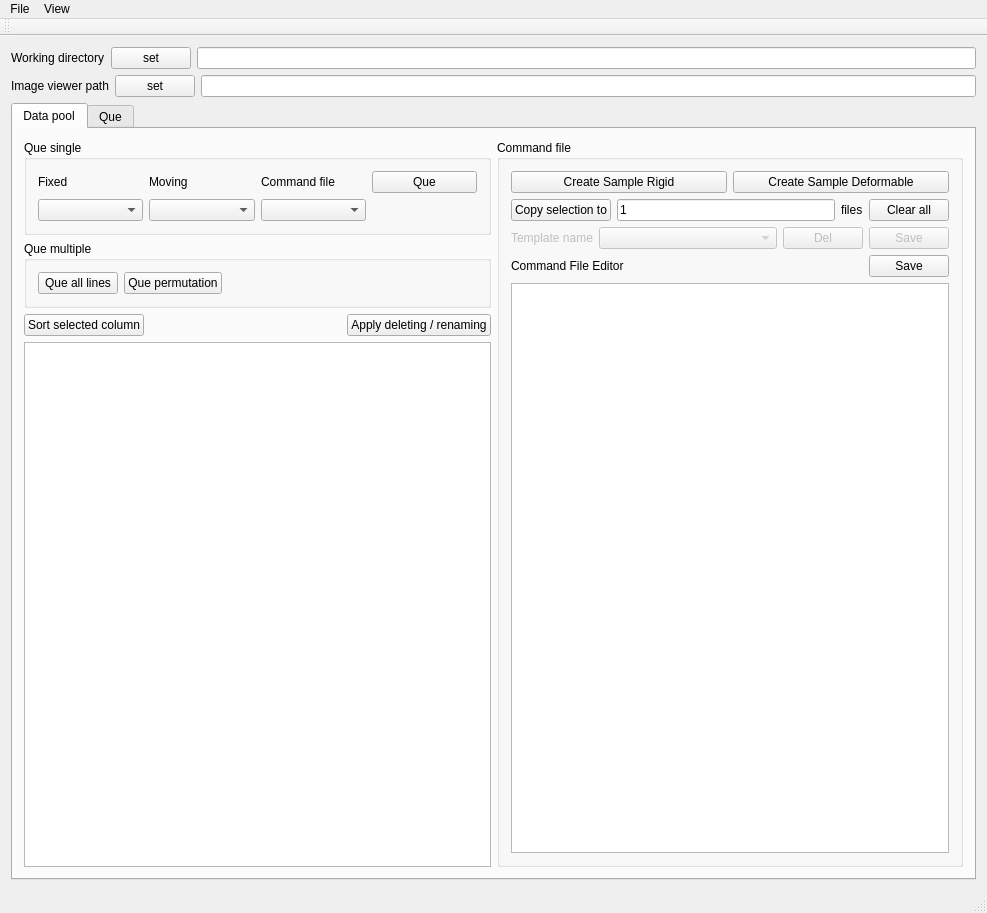
Old version of the form src/plastimatch/standalone/register_gui.ui in the repository agravgaard/Plastimatch.
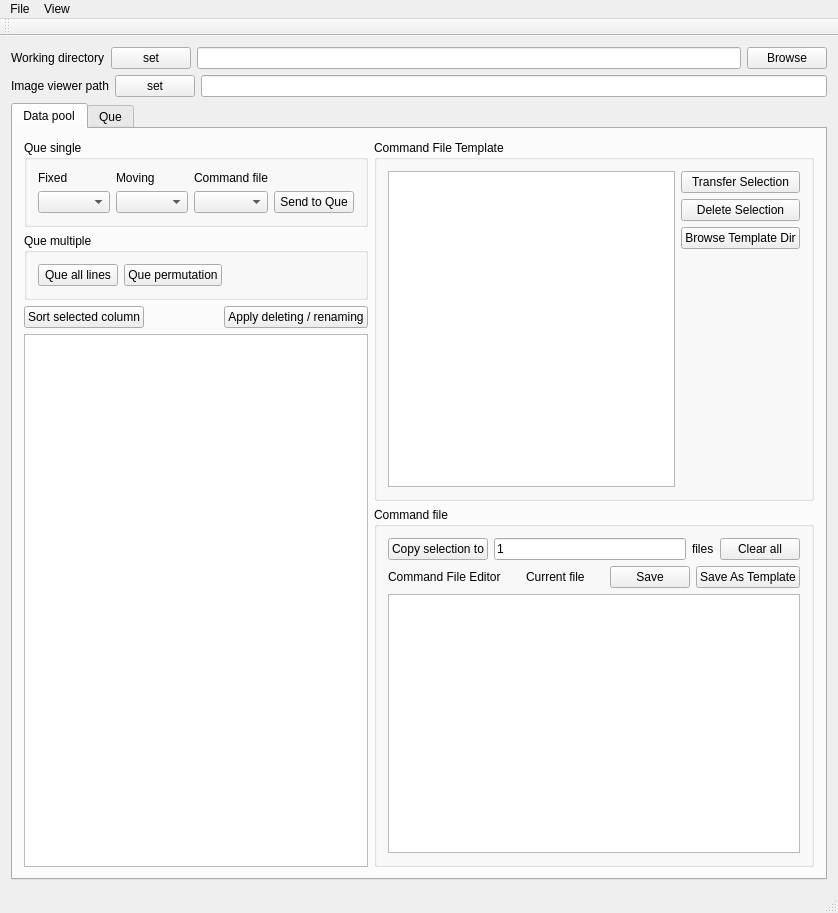
New version of the form.

Patch:
```diff
--- a/src/plastimatch/standalone/register_gui.ui
+++ b/src/plastimatch/standalone/register_gui.ui
@@ -6,7 +6,7 @@
    <rect>
     <x>0</x>
     <y>0</y>
-    <width>987</width>
+    <width>838</width>
     <height>913</height>
    </rect>
   </property>
@@ -34,6 +34,13 @@
       <item>
        <widget class="QLineEdit" name="lineEditDefaultDirPath"/>
       </item>
+      <item>
+       <widget class="QPushButton" name="pushButtonBrowseWorkingDir">
+        <property name="text">
+         <string>Browse</string>
+        </property>
+       </widget>
+      </item>
      </layout>
     </item>
     <item>
@@ -113,10 +120,10 @@
                    </property>
                   </widget>
                  </item>
-                 <item row="0" column="3">
+                 <item row="2" column="3">
                   <widget class="QPushButton" name="pushButton_QueSingle">
                    <property name="text">
-                    <string>Que</string>
+                    <string>Send to Que</string>
                    </property>
                   </widget>
                  </item>
@@ -209,31 +216,70 @@
            </layout>
           </item>
           <item>
-           <layout class="QVBoxLayout" name="verticalLayout_4">
+           <layout class="QVBoxLayout" name="verticalLayout_14">
             <item>
-             <widget class="QGroupBox" name="groupBox_3">
+             <widget class="QGroupBox" name="groupBox_CommandTemplate">
+              <property name="title">
+               <string>Command File Template</string>
+              </property>
+              <layout class="QVBoxLayout" name="verticalLayout_4">
+               <item>
+                <layout class="QHBoxLayout" name="horizontalLayout_12">
+                 <item>
+                  <widget class="QListWidget" name="listWidgetCommandTemplate"/>
+                 </item>
+                 <item>
+                  <layout class="QVBoxLayout" name="verticalLayout_15">
+                   <item>
+                    <widget class="QPushButton" name="pushButtonTransferTemplate">
+                     <property name="text">
+                      <string>Transfer Selection</string>
+                     </property>
+                    </widget>
+                   </item>
+                   <item>
+                    <widget class="QPushButton" name="pushButtonTransferTemplate_2">
+                     <property name="text">
+                      <string>Delete Selection</string>
+                     </property>
+                    </widget>
+                   </item>
+                   <item>
+                    <widget class="QPushButton" name="pushButtonBrowseTemplateDir">
+                     <property name="text">
+                      <string>Browse Template Dir</string>
+                     </property>
+                    </widget>
+                   </item>
+                   <item>
+                    <spacer name="verticalSpacer">
+                     <property name="orientation">
+                      <enum>Qt::Vertical</enum>
+                     </property>
+                     <property name="sizeHint" stdset="0">
+                      <size>
+                       <width>20</width>
+                       <height>40</height>
+                      </size>
+                     </property>
+                    </spacer>
+                   </item>
+                  </layout>
+                 </item>
+                </layout>
+               </item>
+              </layout>
+             </widget>
+            </item>
+            <item>
+             <widget class="QGroupBox" name="groupBox_CommandFile">
+              <property name="enabled">
+               <bool>true</bool>
+              </property>
               <property name="title">
                <string>Command file</string>
               </property>
               <layout class="QVBoxLayout" name="verticalLayout_12">
-               <item>
-                <layout class="QHBoxLayout" name="horizontalLayout_11">
-                 <item>
-                  <widget class="QPushButton" name="pushButton_CreateCommandRigid">
-                   <property name="text">
-                    <string>Create Sample Rigid</string>
-                   </property>
-                  </widget>
-                 </item>
-                 <item>
-                  <widget class="QPushButton" name="pushButton_CreateCommandDeform">
-                   <property name="text">
-                    <string>Create Sample Deformable</string>
-                   </property>
-                  </widget>
-                 </item>
-                </layout>
-               </item>
                <item>
                 <layout class="QHBoxLayout" name="horizontalLayout_3">
                  <item>
@@ -266,53 +312,6 @@
                  </item>
                 </layout>
                </item>
-               <item>
-                <layout class="QHBoxLayout" name="horizontalLayout_12">
-                 <item>
-                  <widget class="QLabel" name="label">
-                   <property name="enabled">
-                    <bool>false</bool>
-                   </property>
-                   <property name="text">
-                    <string>Template name</string>
-                   </property>
-                  </widget>
-                 </item>
-                 <item>
-                  <widget class="QComboBox" name="comboBox_Template">
-                   <property name="enabled">
-                    <bool>false</bool>
-                   </property>
-                   <property name="sizePolicy">
-                    <sizepolicy hsizetype="Preferred" vsizetype="Fixed">
-                     <horstretch>1</horstretch>
-                     <verstretch>0</verstretch>
-                    </sizepolicy>
-                   </property>
-                  </widget>
-                 </item>
-                 <item>
-                  <widget class="QPushButton" name="pushButton_DeleteTemplate">
-                   <property name="enabled">
-                    <bool>false</bool>
-                   </property>
-                   <property name="text">
-                    <string>Del</string>
-                   </property>
-                  </widget>
-                 </item>
-                 <item>
-                  <widget class="QPushButton" name="pushButton_SaveTemplate">
-                   <property name="enabled">
-                    <bool>false</bool>
-                   </property>
-                   <property name="text">
-                    <string>Save</string>
-                   </property>
-                  </widget>
-                 </item>
-                </layout>
-               </item>
                <item>
                 <layout class="QHBoxLayout" name="horizontalLayout_4">
                  <item>
@@ -322,6 +321,26 @@
                    </property>
                   </widget>
                  </item>
+                 <item>
+                  <spacer name="horizontalSpacer_5">
+                   <property name="orientation">
+                    <enum>Qt::Horizontal</enum>
+                   </property>
+                   <property name="sizeHint" stdset="0">
+                    <size>
+                     <width>40</width>
+                     <height>20</height>
+                    </size>
+                   </property>
+                  </spacer>
+                 </item>
+                 <item>
+                  <widget class="QLabel" name="label_CurCommandFile">
+                   <property name="text">
+                    <string>Current file</string>
+                   </property>
+                  </widget>
+                 </item>
                  <item>
                   <spacer name="horizontalSpacer">
                    <property name="orientation">
@@ -342,10 +361,24 @@
                    </property>
                   </widget>
                  </item>
+                 <item>
+                  <widget class="QPushButton" name="pushButton_SaveCommandAsTemplate">
+                   <property name="text">
+                    <string>Save As Template</string>
+                   </property>
+                  </widget>
+                 </item>
                 </layout>
                </item>
                <item>
-                <widget class="QPlainTextEdit" name="plainTextEdit"/>
+                <widget class="QPlainTextEdit" name="plainTextEdit">
+                 <property name="maximumSize">
+                  <size>
+                   <width>16777215</width>
+                   <height>268</height>
+                  </size>
+                 </property>
+                </widget>
                </item>
               </layout>
              </widget>
@@ -548,8 +581,8 @@
     <rect>
      <x>0</x>
      <y>0</y>
-     <width>987</width>
-     <height>22</height>
+     <width>838</width>
+     <height>21</height>
     </rect>
    </property>
    <widget class="QMenu" name="menuView">
```
Left out of the diff: 204 changed lines with no effect on the pictures.
